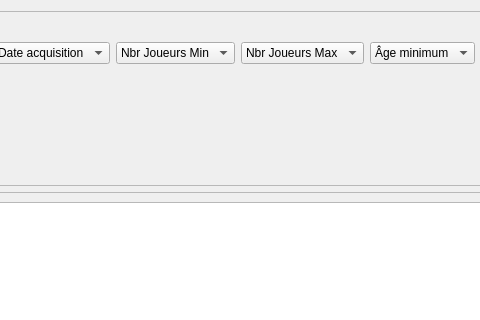
Before: the Qt Designer form f_listejeux.ui in nivhg/ludopen, drawn with Qt 5; both pictures show x 306 to 786 and y 0 to 320 of the 1042 by 499 pixel window.
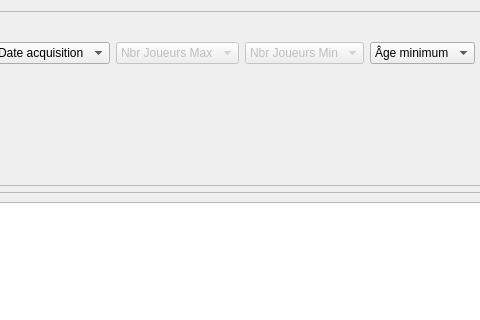
After: the same form once the commit is applied. Icons and pictures are not drawn.

```diff
--- a/f_listejeux.ui
+++ b/f_listejeux.ui
@@ -67,19 +67,25 @@
            </widget>
           </item>
           <item>
-           <widget class="QComboBox" name="CBx_JoueursMin">
+           <widget class="QComboBox" name="CBx_JoueursMax">
+            <property name="enabled">
+             <bool>false</bool>
+            </property>
             <item>
              <property name="text">
-              <string>Nbr Joueurs Min</string>
+              <string>Nbr Joueurs Max</string>
              </property>
             </item>
            </widget>
           </item>
           <item>
-           <widget class="QComboBox" name="CBx_JoueursMax">
+           <widget class="QComboBox" name="CBx_JoueursMin">
+            <property name="enabled">
+             <bool>false</bool>
+            </property>
             <item>
              <property name="text">
-              <string>Nbr Joueurs Max</string>
+              <string>Nbr Joueurs Min</string>
              </property>
             </item>
            </widget>
```
